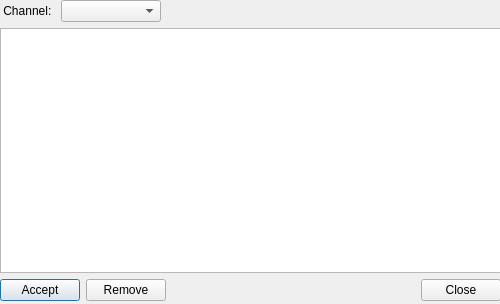
First picture: the form in ui/moderation.ui, repository gitter-badger/simplechatclient, before the edit.
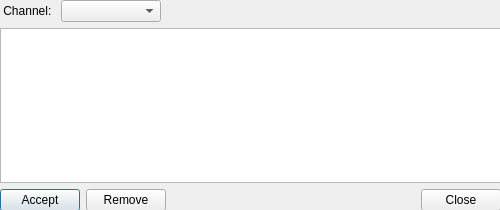
Second picture: the form after the edit. Icons and pictures are not drawn.

```diff
--- a/ui/moderation.ui
+++ b/ui/moderation.ui
@@ -7,19 +7,19 @@
     <x>0</x>
     <y>0</y>
     <width>500</width>
-    <height>304</height>
+    <height>210</height>
    </rect>
   </property>
   <property name="minimumSize">
    <size>
     <width>500</width>
-    <height>304</height>
+    <height>210</height>
    </size>
   </property>
   <property name="maximumSize">
    <size>
     <width>500</width>
-    <height>304</height>
+    <height>210</height>
    </size>
   </property>
   <property name="windowTitle">
@@ -35,7 +35,7 @@
      <x>0</x>
      <y>0</y>
      <width>501</width>
-     <height>301</height>
+     <height>211</height>
     </rect>
    </property>
    <layout class="QVBoxLayout" name="verticalLayout">
@@ -78,7 +78,10 @@
       <property name="editTriggers">
        <set>QAbstractItemView::NoEditTriggers</set>
       </property>
-      <property name="sortingEnabled">
+      <property name="selectionMode">
+       <enum>QAbstractItemView::ExtendedSelection</enum>
+      </property>
+      <property name="wordWrap">
        <bool>true</bool>
       </property>
      </widget>
```
Left out of the diff: 6 changed lines with no effect on the pictures.
